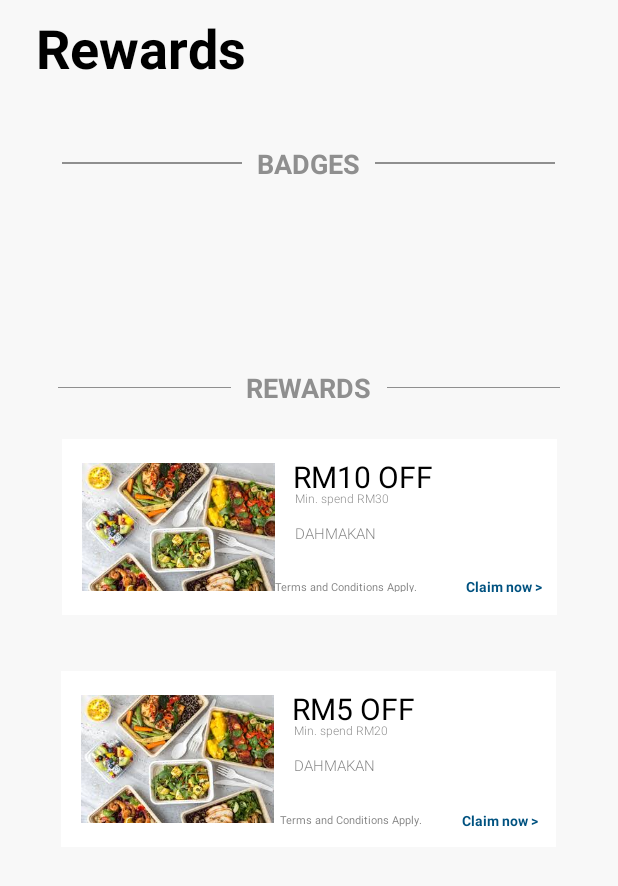
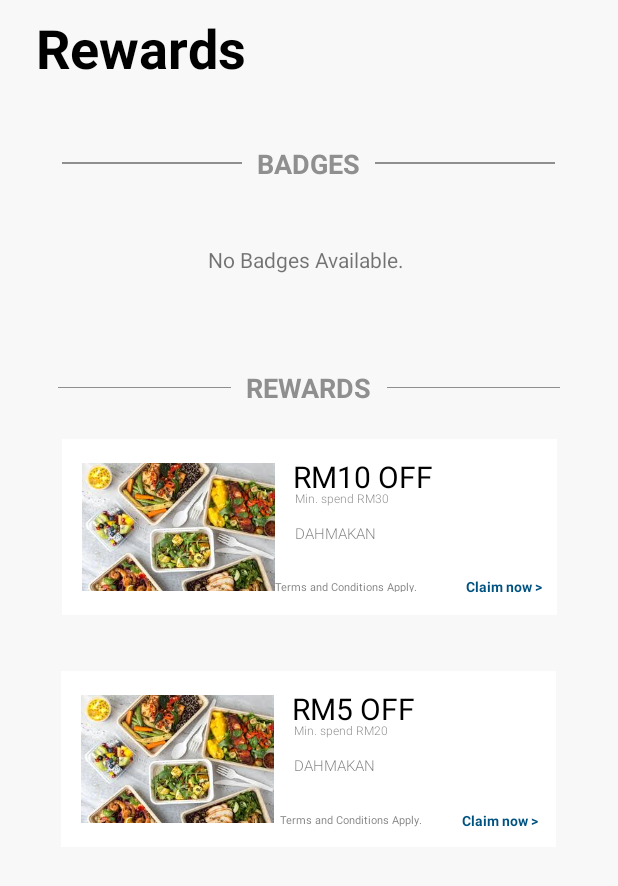
Before and after one commit to sbrnmrzk/volunteering-app, an Android app: the DisplayRewardsActivity screen opened directly, with no data from a screen before it, on a phone screen of 412 x 824 dp, the part 73-959 px from its top. Run offline under Robolectric (Android 15) with nearby library versions, the phone set to English and light mode, and no system bars; Roboto replaces fonts that are not available here.

Commit message:
no badges available message at rewards

```diff
--- a/app/src/main/java/com/example/volunteeringapp/DisplayRewardsActivity.java
+++ b/app/src/main/java/com/example/volunteeringapp/DisplayRewardsActivity.java
@@ -20,7 +20,7 @@ import org.w3c.dom.Text;
 
 public class DisplayRewardsActivity extends AppCompatActivity implements View.OnClickListener {
 
-    TextView claimNow1, claimNow2;
+    TextView claimNow1, claimNow2, TV_NoBadge;
     ImageView badge1, badge2, badge3, badge4;
     Button addrewardbtn;
     DBHelper DB;
@@ -34,9 +34,13 @@ public class DisplayRewardsActivity extends AppCompatActivity implements View.On
         badge1 = (ImageView) findViewById(R.id.IV_VerifiedBadge);
         badge2 = (ImageView) findViewById(R.id.IV_GiverBadge);
         badge3 = (ImageView) findViewById(R.id.IV_BloodDBadge);
+        TV_NoBadge = (TextView) findViewById(R.id.TV_NoBadge);
+
         badge1.setVisibility(View.INVISIBLE);
         badge2.setVisibility(View.INVISIBLE);
         badge3.setVisibility(View.INVISIBLE);
+        TV_NoBadge.setVisibility(View.INVISIBLE);
+
 
         SessionManagement sessionManagement = new SessionManagement(DisplayRewardsActivity.this);
         userId = sessionManagement.getSession();
@@ -45,6 +49,9 @@ public class DisplayRewardsActivity extends AppCompatActivity implements View.On
         Cursor res = DB.getEventHistory(userId, "JOINED");
         Integer totalEvents = res.getCount();
 
+        if (totalEvents == 0) {
+            TV_NoBadge.setVisibility(View.VISIBLE);
+        } else {
             if (totalEvents > 0) {
                 badge1.setVisibility(View.VISIBLE);
             }
@@ -53,6 +60,7 @@ public class DisplayRewardsActivity extends AppCompatActivity implements View.On
             }
             if (totalEvents > 2) {
                 badge3.setVisibility(View.VISIBLE);
+            }
         }
 
         //Bundle bundle = getIntent().getExtras();
--- a/app/src/main/res/layout/activity_rewards_page.xml
+++ b/app/src/main/res/layout/activity_rewards_page.xml
@@ -150,6 +150,24 @@
             android:layout_marginRight="178dp"
             android:layout_marginBottom="46dp"
             app:srcCompat="@drawable/blooddonatorbadge" />
+
+        <TextView
+            android:id="@+id/TV_NoBadge"
+            android:layout_width="135dp"
+            android:layout_height="21dp"
+            android:layout_alignParentStart="true"
+            android:layout_alignParentLeft="true"
+            android:layout_alignParentTop="true"
+            android:layout_alignParentEnd="true"
+            android:layout_alignParentRight="true"
+            android:layout_alignParentBottom="true"
+            android:layout_marginStart="137dp"
+            android:layout_marginLeft="137dp"
+            android:layout_marginTop="42dp"
+            android:layout_marginEnd="136dp"
+            android:layout_marginRight="136dp"
+            android:layout_marginBottom="45dp"
+            android:text="No Badges Available." />
 
     </RelativeLayout>
 
```
Lines whose indentation alone changed are shown as unchanged.
